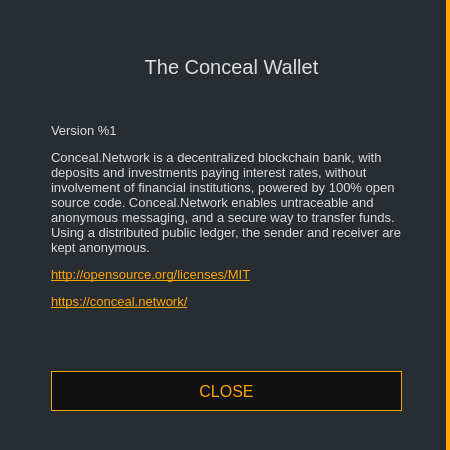
This is src/gui/ui/aboutdialog.ui in ConcealNetwork/conceal-desktop as Qt 5 draws it before an edit. The edited form follows.
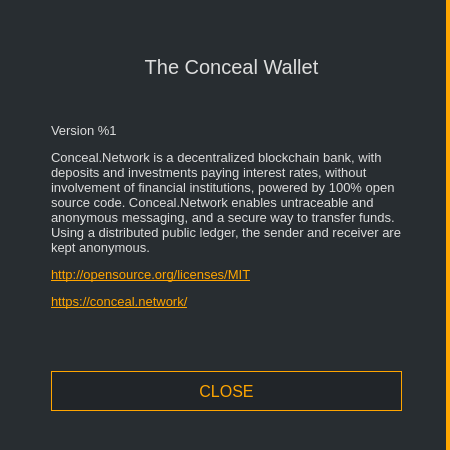
This is the edited form.

Commit message: Change button background color

Patch:
```diff
--- a/src/gui/ui/aboutdialog.ui
+++ b/src/gui/ui/aboutdialog.ui
@@ -100,7 +100,7 @@
        <font/>
       </property>
       <property name="styleSheet">
-       <string notr="true">QPushButton#m_okButton {color: orange; background-color: #111111; border: 1px solid orange; font-size: 16px;}
+       <string notr="true">QPushButton#m_okButton {color: orange; background-color: #212529; border: 1px solid orange; font-size: 16px;}
 
 QPushButton#m_okButton:hover {color: orange; background-color: #111111; border: 2px solid orange; font-size: 16px;}</string>
       </property>
```
Left out of the diff: 2 changed lines with no effect on the pictures. The commit also changes 21 other files.
